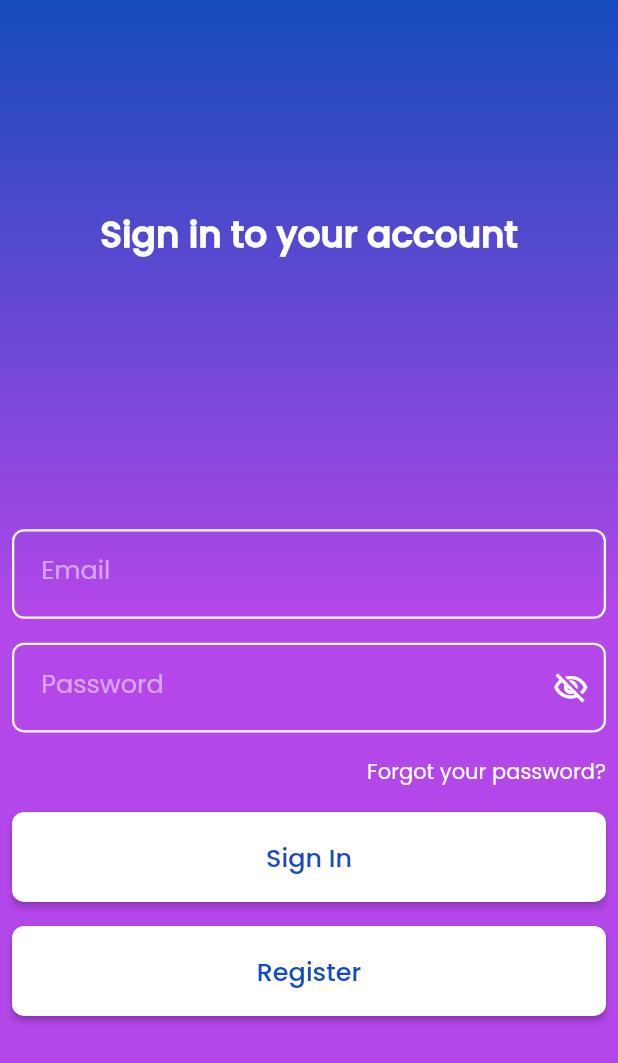
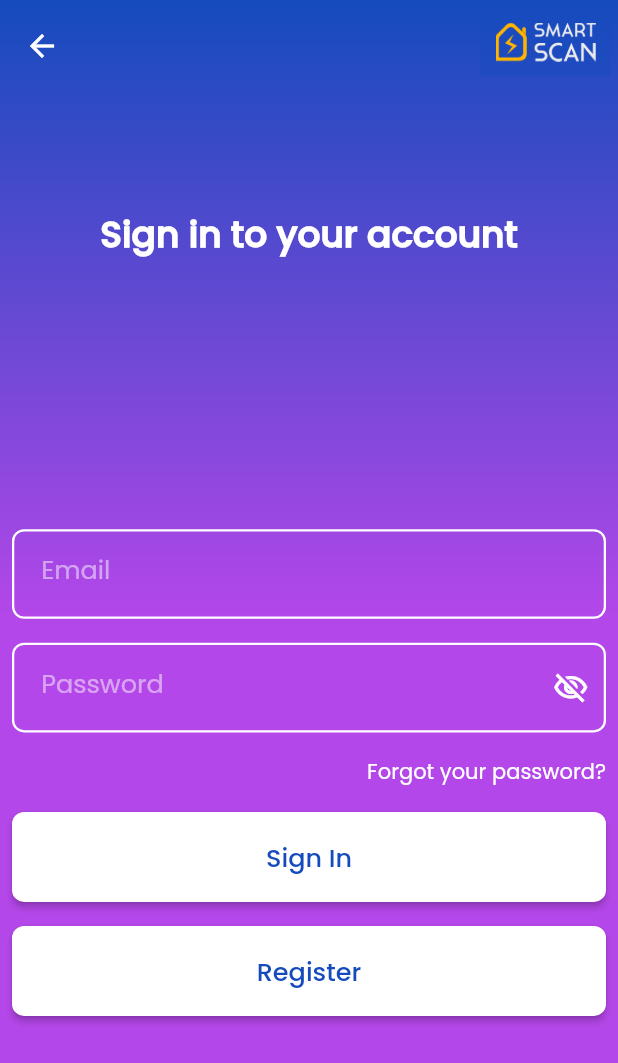
Before and after one commit to madusha98/amr_mobile, a Flutter app: the Login screen opened by its route, on a phone screen of 412 x 824 dp. Shown: the top 1063 px of the screen. Run offline on Flutter 3.47's test engine with Material 2 defaults, Android fonts, the phone set to English and light mode, and no system bars; drawn by our look-alikes of touchable_opacity; our stand-ins replace device_info, firebase_analytics, firebase_messaging, get, get_storage, intro_slider and 1 more; missing offline and left inert: amplify_auth_cognito, amplify_core; accounts and stored records are empty; network calls fail.

Commit message:
Login page logo added

```diff
--- a/lib/view/loginView.dart
+++ b/lib/view/loginView.dart
@@ -13,6 +13,30 @@ class Login extends GetView<LoginController> {
           FocusScope.of(context).requestFocus(FocusNode());
         },
         child: Scaffold(
+          extendBodyBehindAppBar: true,
+          appBar: AppBar(
+            leading: Container(
+              margin: const EdgeInsets.only(left: 0.0, top: 5.0),
+              child: IconButton(
+                icon: Icon(Icons.arrow_back),
+                onPressed: () {
+                  Get.back();
+                },
+              ),
+            ),
+            actions: [
+              Container(
+                margin: const EdgeInsets.all(5.0),
+                color: Get.theme.primaryColor.withOpacity(0.4),
+                child: Padding(
+                  padding: const EdgeInsets.all(10.0),
+                  child: Image.asset('assets/logodarkbg.png'),
+                ),
+              )
+            ],
+            backgroundColor: Colors.transparent,
+            elevation: 0,
+          ),
           body: SingleChildScrollView(
             child: Container(
               constraints: BoxConstraints(minHeight: Get.height),
```
